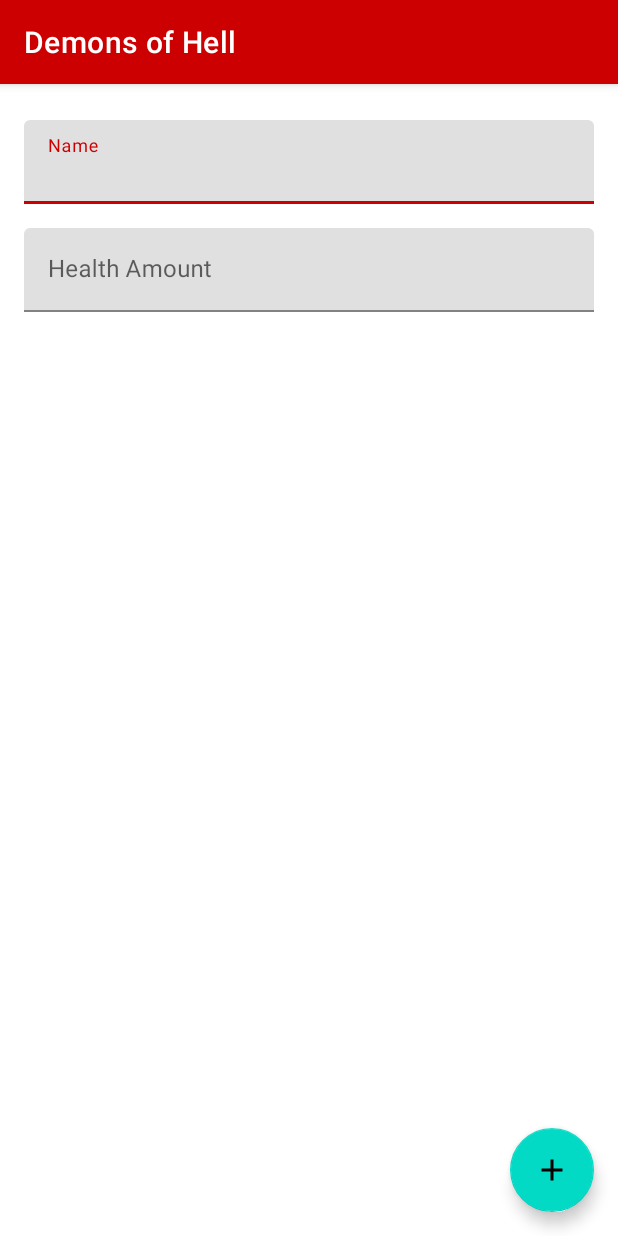
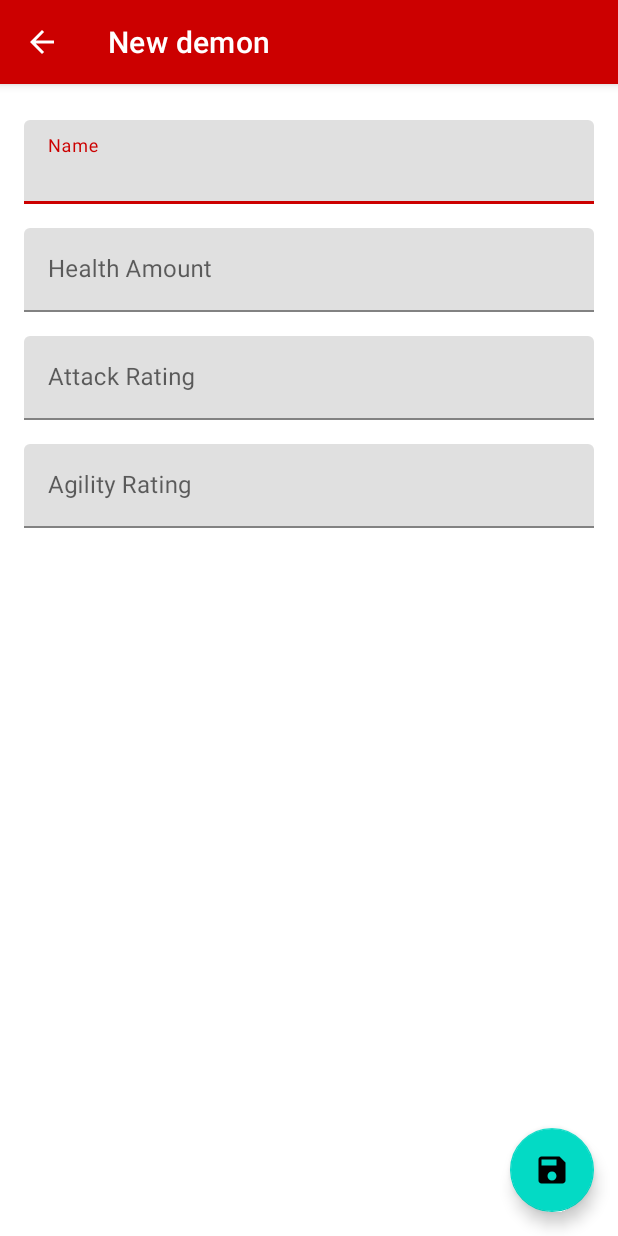
Before and after one commit to NikoAccampora/QI_MOD4_AndroidWorkspace, an Android app: the NewDemonActivity screen opened directly, with no data from a screen before it, on a phone screen of 412 x 824 dp. Run offline under Robolectric (Android 15) with nearby library versions, the phone set to English and light mode, and no system bars.

Commit message:
technically finished

```diff
--- a/FinalProject/app/src/main/java/com/nikoaccampora/finalproject/Adapter/AdapterDemon.kt
+++ b/FinalProject/app/src/main/java/com/nikoaccampora/finalproject/Adapter/AdapterDemon.kt
@@ -11,7 +11,6 @@ import com.nikoaccampora.finalproject.R
 import com.nikoaccampora.finalproject.model.Demon
 
 class AdapterDemon(private val context: Context, private  val demons: MutableList<Demon>): RecyclerView.Adapter<AdapterDemon.DemonViewHolder>() {
-
     override fun onCreateViewHolder(parent: ViewGroup, viewType: Int): DemonViewHolder {
         val itemLista = LayoutInflater.from(context).inflate(R.layout.demon_item,parent,false)
         val holder = DemonViewHolder(itemLista)
--- a/FinalProject/app/src/main/java/com/nikoaccampora/finalproject/NewDemonActivity.kt
+++ b/FinalProject/app/src/main/java/com/nikoaccampora/finalproject/NewDemonActivity.kt
@@ -2,10 +2,45 @@ package com.nikoaccampora.finalproject
 
 import androidx.appcompat.app.AppCompatActivity
 import android.os.Bundle
+import android.view.MenuItem
+import com.nikoaccampora.finalproject.databinding.ActivityNewDemonBinding
+import com.nikoaccampora.finalproject.model.Demon
+import com.nikoaccampora.finalproject.repository.DemonRepository
+import com.google.android.material.snackbar.Snackbar
 
 class NewDemonActivity : AppCompatActivity() {
+    private lateinit var  binding: ActivityNewDemonBinding
     override fun onCreate(savedInstanceState: Bundle?) {
         super.onCreate(savedInstanceState)
-        setContentView(R.layout.activity_new_demon)
+        binding = ActivityNewDemonBinding.inflate(layoutInflater)
+        setContentView(binding.root)
+
+        binding.fabSave.setOnClickListener {
+            val repository = DemonRepository(applicationContext)
+            val demonName = binding.edtName.text.toString()
+            val demonHealth = binding.edtHealth.text.toString()
+            val demonAttack = binding.edtAttack.text.toString()
+            val demonAgility = binding.edtAgility.text.toString()
+
+            val demon = Demon(
+                nome = demonName,
+                health = demonHealth,
+                attack = demonAttack,
+                agility = demonAgility
+            )
+
+            if(repository.insert(demon) != 0){
+                Snackbar.make(it,R.string.label_msg_confirm,Snackbar.LENGTH_SHORT).show()
+            }
+    }
+
+        supportActionBar?.setTitle(R.string.title_new_demon)
+        supportActionBar?.setDisplayHomeAsUpEnabled(true)
+}
+
+    override fun onOptionsItemSelected(item: MenuItem): Boolean {
+        if(item.itemId == android.R.id.home)
+            finish()
+        return super.onOptionsItemSelected(item)
     }
 }
--- a/FinalProject/app/src/main/java/com/nikoaccampora/finalproject/repository/DemonRepository.kt
+++ b/FinalProject/app/src/main/java/com/nikoaccampora/finalproject/repository/DemonRepository.kt
@@ -1,16 +1,18 @@
 package com.nikoaccampora.finalproject.repository
 
 import android.content.Context
+import android.util.Log
 import com.nikoaccampora.finalproject.dao.DemonDAO
 import com.nikoaccampora.finalproject.dao.DataBaseHelper
 import com.nikoaccampora.finalproject.model.Demon
 
-class ContactRepository(context: Context) {
+class DemonRepository(context: Context) {
     private val dbHelper = DataBaseHelper(context)
     private val dao = DemonDAO(dbHelper.connectionSource)
 
     fun insert(demon:Demon):Int{
         val result = dao.create(demon)
+        Log.d("appdebug",result.toString())
         dao.connectionSource.close()
         return result
     }
--- /dev/null
+++ b/FinalProject/app/src/main/res/drawable/ic_save.xml
@@ -0,0 +1,10 @@
+<vector xmlns:android="http://schemas.android.com/apk/res/android"
+    android:width="24dp"
+    android:height="24dp"
+    android:viewportWidth="24"
+    android:viewportHeight="24"
+    android:tint="?attr/colorControlNormal">
+  <path
+      android:fillColor="@android:color/white"
+      android:pathData="M17,3L5,3c-1.11,0 -2,0.9 -2,2v14c0,1.1 0.89,2 2,2h14c1.1,0 2,-0.9 2,-2L21,7l-4,-4zM12,19c-1.66,0 -3,-1.34 -3,-3s1.34,-3 3,-3 3,1.34 3,3 -1.34,3 -3,3zM15,9L5,9L5,5h10v4z"/>
+</vector>
--- a/FinalProject/app/src/main/res/layout/activity_new_demon.xml
+++ b/FinalProject/app/src/main/res/layout/activity_new_demon.xml
@@ -7,7 +7,7 @@
     tools:context=".NewDemonActivity">
 
     <com.google.android.material.textfield.TextInputLayout
-        android:id="@+id/textInputLayout"
+        android:id="@+id/add_inputlayout_name"
         android:layout_width="0dp"
         android:layout_height="wrap_content"
         android:layout_marginStart="16dp"
@@ -18,12 +18,14 @@
         app:layout_constraintTop_toTopOf="parent">
 
         <com.google.android.material.textfield.TextInputEditText
+            android:id="@+id/edtName"
             android:layout_width="match_parent"
             android:layout_height="wrap_content"
             android:hint="@string/label_name" />
     </com.google.android.material.textfield.TextInputLayout>
 
     <com.google.android.material.textfield.TextInputLayout
+        android:id="@+id/add_inputlayout_health"
         android:layout_width="0dp"
         android:layout_height="wrap_content"
         android:layout_marginStart="16dp"
@@ -31,16 +33,53 @@
         android:layout_marginEnd="16dp"
         app:layout_constraintEnd_toEndOf="parent"
         app:layout_constraintStart_toStartOf="parent"
-        app:layout_constraintTop_toBottomOf="@+id/textInputLayout">
+        app:layout_constraintTop_toBottomOf="@+id/add_inputlayout_name">
 
         <com.google.android.material.textfield.TextInputEditText
+            android:id="@+id/edtHealth"
             android:layout_width="match_parent"
             android:layout_height="wrap_content"
             android:hint="@string/label_health" />
     </com.google.android.material.textfield.TextInputLayout>
 
+    <com.google.android.material.textfield.TextInputLayout
+        android:id="@+id/add_inputlayout_attack"
+        android:layout_width="0dp"
+        android:layout_height="wrap_content"
+        android:layout_marginStart="16dp"
+        android:layout_marginTop="16dp"
+        android:layout_marginEnd="16dp"
+        app:layout_constraintEnd_toEndOf="parent"
+        app:layout_constraintStart_toStartOf="parent"
+        app:layout_constraintTop_toBottomOf="@+id/add_inputlayout_health">
+
+        <com.google.android.material.textfield.TextInputEditText
+            android:id="@+id/edtAttack"
+            android:layout_width="match_parent"
+            android:layout_height="wrap_content"
+            android:hint="@string/label_attack" />
+    </com.google.android.material.textfield.TextInputLayout>
+
+    <com.google.android.material.textfield.TextInputLayout
+        android:id="@+id/add_inputlayout_agility"
+        android:layout_width="0dp"
+        android:layout_height="wrap_content"
+        android:layout_marginStart="16dp"
+        android:layout_marginTop="16dp"
+        android:layout_marginEnd="16dp"
+        app:layout_constraintEnd_toEndOf="parent"
+        app:layout_constraintStart_toStartOf="parent"
+        app:layout_constraintTop_toBottomOf="@+id/add_inputlayout_attack">
+
+        <com.google.android.material.textfield.TextInputEditText
+            android:id="@+id/edtAgility"
+            android:layout_width="match_parent"
+            android:layout_height="wrap_content"
+            android:hint="@string/label_agility" />
+    </com.google.android.material.textfield.TextInputLayout>
+
     <com.google.android.material.floatingactionbutton.FloatingActionButton
-        android:id="@+id/floatingActionButton"
+        android:id="@+id/fabSave"
         android:layout_width="wrap_content"
         android:layout_height="wrap_content"
         android:layout_marginEnd="16dp"
@@ -48,6 +87,6 @@
         android:clickable="true"
         app:layout_constraintBottom_toBottomOf="parent"
         app:layout_constraintEnd_toEndOf="parent"
-        app:srcCompat="@drawable/ic_add" />
+        app:srcCompat="@drawable/ic_save" />
 
 </androidx.constraintlayout.widget.ConstraintLayout>
--- a/FinalProject/app/src/main/res/values/strings.xml
+++ b/FinalProject/app/src/main/res/values/strings.xml
@@ -8,4 +8,8 @@
     <string name="label_attack">Attack Rating</string>
     <string name="label_health">Health Amount</string>
     <string name="label_agility">Agility Rating</string>
+    <string name="label_picture">Image file</string>
+    <string name="label_msg_confirm">Demon saved!!</string>
+    <string name="title_home">Demon Directory</string>
+    <string name="title_new_demon">New demon</string>
 </resources>
```
Also changed, not shown: FinalProject/app/src/main/java/com/nikoaccampora/finalproject/MainActivity.kt (+25 -1 lines), FinalProject/app/src/main/java/com/nikoaccampora/finalproject/model/Demon.kt (+13 -5 lines), FinalProject/app/src/main/res/layout/activity_main.xml (+12 -0 lines), FinalProject/app/src/main/res/drawable/cacolich.png (added), FinalProject/app/src/main/res/drawable/chaingundemon.png (added), FinalProject/app/src/main/res/drawable/darkimp.png (added), 1 other file.
